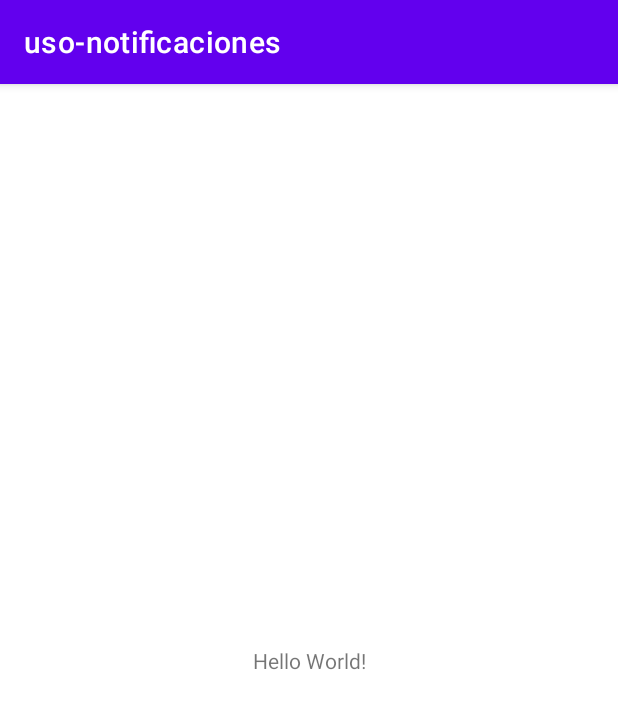
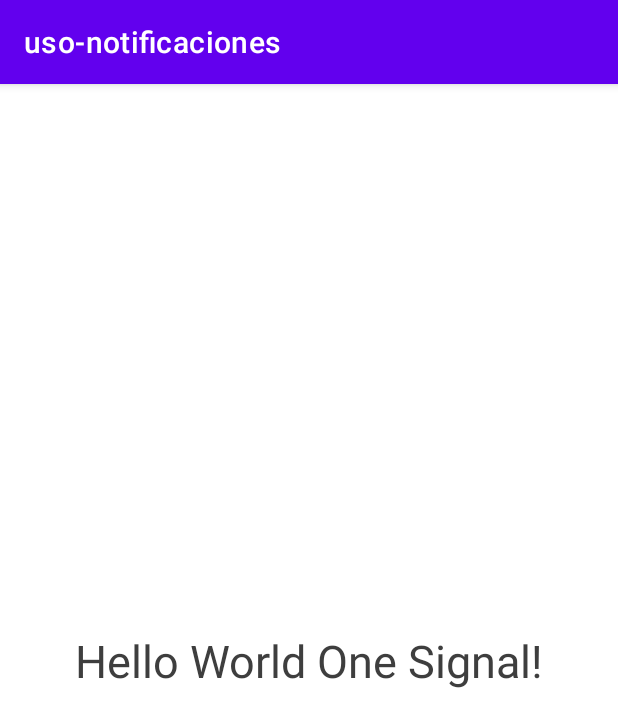
Before and after one commit to manasesortez/uso-notificaciones, an Android app: the screen it shows after launch (MainActivity), on a phone screen of 412 x 824 dp. Shown: the top 727 px of the screen. Run offline under Robolectric (Android 15) with nearby library versions, the phone set to English and light mode, and no system bars.

Commit message:
uso de notificaciones

```diff
--- a/app/src/main/res/layout/activity_main.xml
+++ b/app/src/main/res/layout/activity_main.xml
@@ -5,14 +5,17 @@
 		xmlns:app="http://schemas.android.com/apk/res-auto"
 		android:layout_width="match_parent"
 		android:layout_height="match_parent"
+		android:background="#fff"
 		tools:context=".MainActivity">
 	<TextView
 			android:layout_width="wrap_content"
 			android:layout_height="wrap_content"
-			android:text="Hello World!"
+			android:textColor="#3e3e3e"
+			android:textSize="30dp"
+			android:text="Hello World One Signal!"
 			app:layout_constraintBottom_toBottomOf="parent"
 			app:layout_constraintLeft_toLeftOf="parent"
 			app:layout_constraintRight_toRightOf="parent"
-			app:layout_constraintTop_toTopOf="parent"/>
+			app:layout_constraintTop_toTopOf="parent" tools:ignore="HardcodedText,SpUsage"/>
 
 </androidx.constraintlayout.widget.ConstraintLayout>
```
Also changed, not shown: 1 other file.
